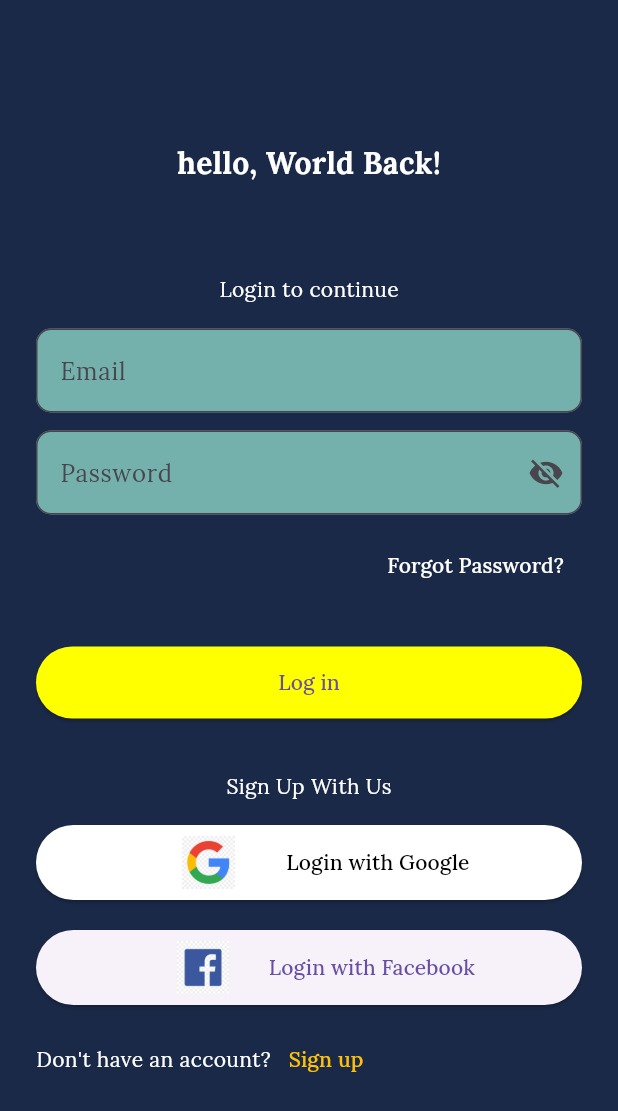
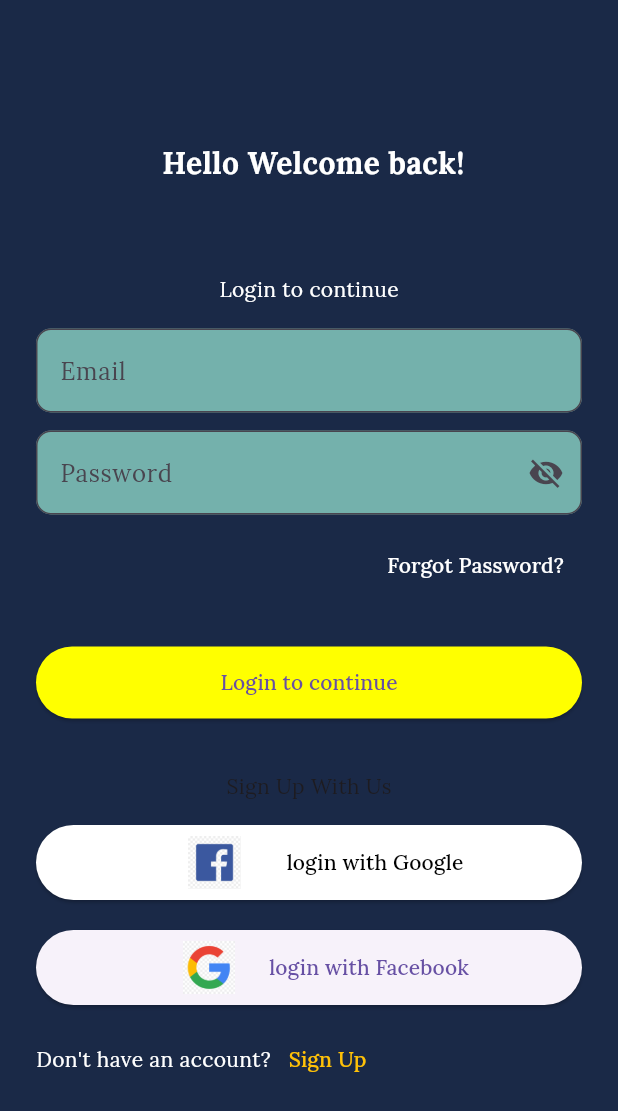
Before and after one commit to Bhanupratap7248/social-media-clone, a Flutter app: the screen it shows after launch, on a phone screen of 412 x 824 dp. Shown: the top 1111 px of the screen. Run offline on Flutter 3.47's test engine with Material 3 defaults, Android fonts, the phone set to English and light mode, and no system bars; our stand-ins replace flutter_svg, google_fonts.

Commit message:
chat app

```diff
--- /dev/null
+++ b/lib/config/app_icons.dart
@@ -0,0 +1,15 @@
+class AppIcons {
+  static const _png = 'assets/images/';
+  static const _svg = 'assets/svg/';
+
+  static const icfacebook = '${_png}facebook.png';
+  static const icgoogle = '${_png}google.png';
+  static const icUser1 = '${_png}user1.png';
+  static const icLocations = '${_svg}location.svg';
+  static const icHome = '${_svg}home1.svg';
+  static const icSearch = '${_svg}search.svg';
+  static const icFavorite = '${_svg}favorite.svg';
+  static const icMassage = '${_svg}massage.svg';
+  static const icUser = '${_svg}User.svg';
+  static const icAdd = '${_svg}add.svg';
+}
--- /dev/null
+++ b/lib/config/app_routs.dart
@@ -0,0 +1,19 @@
+import 'package:flutter_application_1/pages/edit_profile_page.dart';
+import 'package:flutter_application_1/pages/home_page.dart';
+import 'package:flutter_application_1/pages/login_page.dart';
+import 'package:flutter_application_1/pages/main_page.dart';
+
+class AppRouts {
+
+   static final pages = {
+    AppRouts.login: (context) =>  LoginPage(),
+    AppRouts.home: (context) => HomePage(),
+    AppRouts.main: (context) =>  MainPage(),
+    AppRouts.editProfile : (context) =>  EditProfilePage(),
+  };
+
+  static const login = '/';
+  static const home = '/home';
+  static const main = '/main';
+  static const editProfile = '/edit_profile';
+}
--- /dev/null
+++ b/lib/config/app_strings.dart
@@ -0,0 +1,32 @@
+class AppStrings {
+  static const profile = 'Profile';
+  static const editProfile = 'Edit Profile';
+  static const logout = 'Logout';
+  static const firstName = 'First Name';
+  static const lastName = 'Last Name';
+  static const email = 'Email';
+  static const phone = 'Phone';
+  static const location = 'Location';
+  static const password = 'Password';
+  static const loginToContinue = 'Login to continue';
+  static const signup = 'Sign Up';
+  static const forgotPassword = 'Forgot Password?';
+  static const signUpWithUs = 'Sign Up With Us';
+  static const followers = 'Followers';
+  static const following = 'Following';
+  static const posts = 'Posts';
+  static const home = 'Home';
+  static const appName = 'My App';
+  static const helloWelcome = ' Hello Welcome back!';
+  static const user = 'user';
+
+  static const massagae = 'Message';
+  static const add = 'Add';
+  static const search = 'Search';
+  static const favorites = 'favorites';
+  static const loginWithGoogle = 'login with Google';
+  static const loginWithFacebook = 'login with Facebook';
+
+
+
+}
--- a/lib/main.dart
+++ b/lib/main.dart
@@ -1,10 +1,10 @@
 import 'package:flutter/material.dart';
-import 'package:flutter_application_1/pages/home_page.dart';
-import 'package:flutter_application_1/pages/login_page.dart';
+import 'package:flutter_application_1/config/app_routs.dart';
 import 'package:flutter_application_1/pages/profile_page.dart';
 import 'package:flutter_application_1/styles/app_colors.dart';
 import 'package:flutter_application_1/pages/main_page.dart';
 import 'package:google_fonts/google_fonts.dart';
+import 'package:flutter_application_1/pages/edit_profile_page.dart';
 
 void main() {
   runApp(MyApp());
@@ -21,15 +21,8 @@ class MyApp extends StatelessWidget {
         scaffoldBackgroundColor: AppColors.background,
         brightness: Brightness.light,
       ),
-      initialRoute: '/',
-      routes: {
-        '/': (context) => LoginPage(),
-        '/home': (context) => HomePage(),
-        '/main': (context) => MainPage(),
-        '/login': (context) => LoginPage(),
-        //'/signup': (context) => SignUp(),
-        '/profile': (context) => ProfilePage(),
-      },
+      initialRoute: AppRouts.login,
+      routes: AppRouts.pages,
     );
   }
 }
--- a/lib/pages/login_page.dart
+++ b/lib/pages/login_page.dart
@@ -1,4 +1,7 @@
 import 'package:flutter/material.dart';
+import 'package:flutter_application_1/config/app_icons.dart';
+import 'package:flutter_application_1/config/app_routs.dart';
+import 'package:flutter_application_1/config/app_strings.dart';
 import 'package:flutter_application_1/styles/app_colors.dart';
 
 class LoginPage extends StatefulWidget {
@@ -27,7 +30,7 @@ class _LoginPageState extends State<LoginPage> {
                 // ),
                 Spacer(),
                 Text(
-                  'hello, World Back!',
+                  AppStrings.helloWelcome,
                   style: TextStyle(
                       color: Colors.white,
                       fontSize: 20,
@@ -35,7 +38,7 @@ class _LoginPageState extends State<LoginPage> {
                 ),
                 SizedBox(height: 60),
 
-                Text('Login to continue',
+                Text(AppStrings.loginToContinue,
                     style: TextStyle(color: Colors.white)),
                 SizedBox(height: 16),
                 TextField(
@@ -53,7 +56,7 @@ class _LoginPageState extends State<LoginPage> {
                 TextField(
                   obscureText: _isObscure,
                   decoration: InputDecoration(
-                    hintText: 'Enter your password',
+                    hintText: AppStrings.password,
                     labelText: 'Password',
                     filled: true,
                     fillColor: const Color.fromARGB(186, 150, 227, 209),
@@ -79,7 +82,9 @@ class _LoginPageState extends State<LoginPage> {
                       // print('clicked');
                     },
                     style: TextButton.styleFrom(foregroundColor: Colors.white),
-                    child: Text('Forgot Password?'),
+                    child: Text(
+                      AppStrings.forgotPassword,
+                    ),
                   ),
                 ),
                 SizedBox(height: 30),
@@ -88,14 +93,18 @@ class _LoginPageState extends State<LoginPage> {
                   width: double.infinity,
                   child: ElevatedButton(
                       onPressed: () {
-                        Navigator.of(context).pushReplacementNamed('/main');
+                        Navigator.of(context).pushReplacementNamed(AppRouts.main);
                       },
                       style: ElevatedButton.styleFrom(
                           backgroundColor: Colors.yellowAccent),
-                      child: Text('Log in')),
+                      child: Text(
+                        AppStrings.loginToContinue,
+                      )),
                 ),
                 SizedBox(height: 35),
-                Text('Sign Up With Us', style: TextStyle(color: Colors.white)),
+                Text(
+                  AppStrings.signUpWithUs,
+                ),
 
                 SizedBox(height: 16),
                 SizedBox(
@@ -114,12 +123,14 @@ class _LoginPageState extends State<LoginPage> {
                       mainAxisAlignment: MainAxisAlignment.center,
                       children: [
                         Image.asset(
-                          'assets/images/google.png',
+                          AppIcons.icfacebook,
                           width: 80,
                           height: 35,
                         ),
                         SizedBox(width: 08),
-                        Text(' Login with Google'),
+                        Text(
+                          AppStrings.loginWithGoogle,
+                        ),
                       ],
                     ),
                   ),
@@ -135,14 +146,16 @@ class _LoginPageState extends State<LoginPage> {
                       mainAxisAlignment: MainAxisAlignment.center,
                       children: [
                         Image.asset(
-                          'assets/images/facebook.png',
+                          AppIcons.icgoogle,
                           width: 80,
                           height: 35,
                         ),
                         SizedBox(
                           height: 12,
                         ),
-                        Text(' Login with Facebook'),
+                        Text(
+                          AppStrings.loginWithFacebook,
+                        ),
                       ],
                     ),
                   ),
@@ -161,7 +174,7 @@ class _LoginPageState extends State<LoginPage> {
                       style:
                           TextButton.styleFrom(foregroundColor: Colors.amber),
                       child: Text(
-                        'Sign up',
+                        AppStrings.signup,
                         style: TextStyle(decoration: TextDecoration.none),
                       ),
                     ),
```
Also changed, not shown: lib/components/app_text_field.dart (added, +22 -0 lines), lib/components/toolbar.dart (added, +22 -0 lines), lib/pages/edit_profile_page.dart (added, +29 -0 lines), lib/pages/home_page.dart (+14 -13 lines), lib/pages/main_page.dart (+21 -20 lines), lib/pages/profile_page.dart (+54 -7 lines), assets/image/OIP.png (added), assets/image/nnn.png (added), assets/image/pic.jpeg (deleted), assets/images/GLA-log.png (deleted), assets/svg/add.svg (added), assets/svg/location.svg (added), pubspec.lock, 1 other file.
